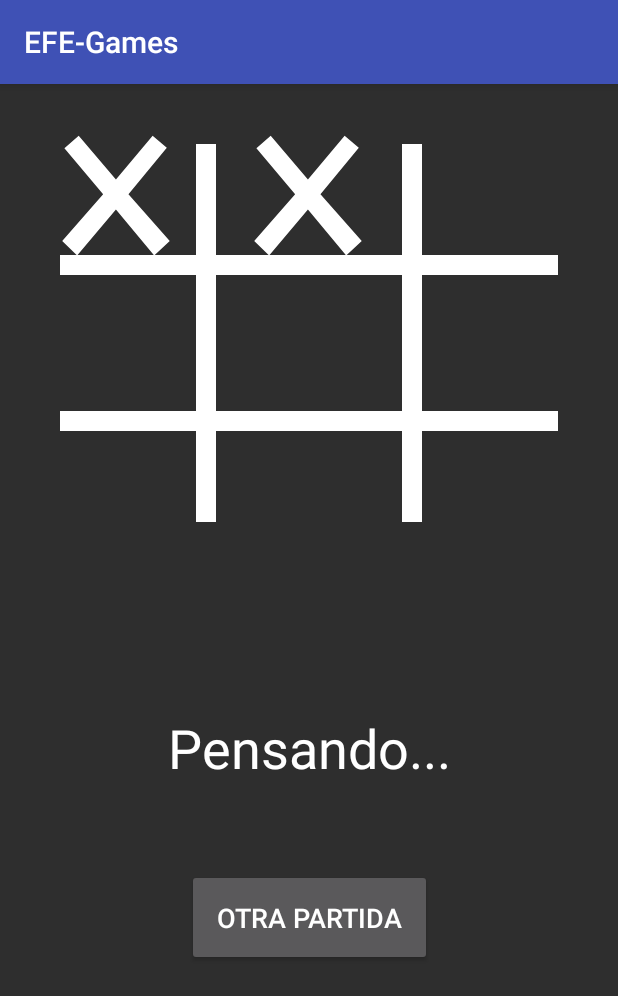
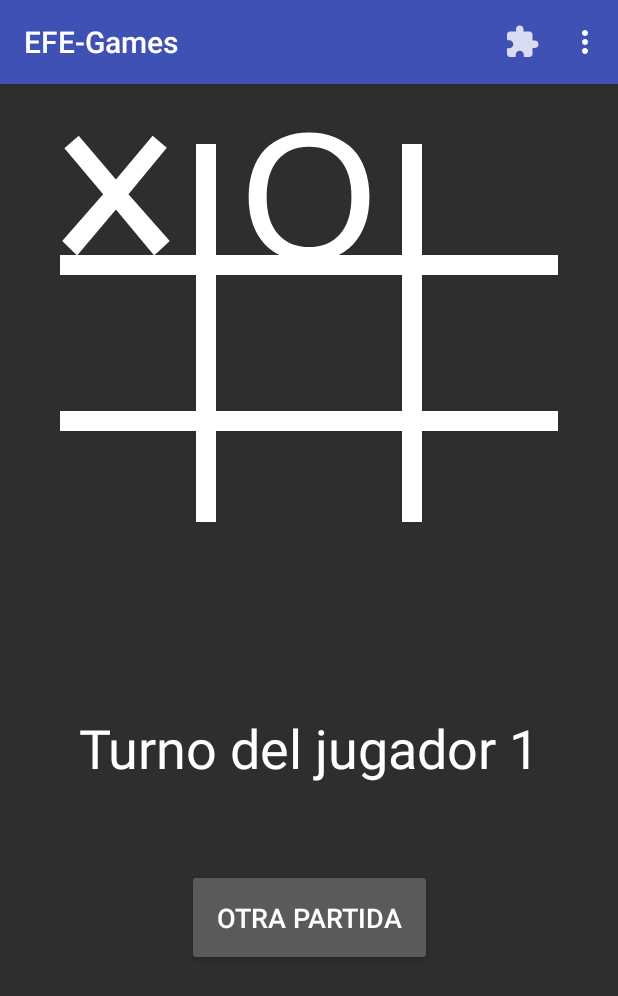
Before and after one commit to antoniopaya22/EFE-Games, an Android app: the TicTacToeActivity screen opened directly, with no data from a screen before it, after a tap on an icon or button, on a phone screen of 412 x 824 dp. Shown: the top 996 px of the screen. Run offline under Robolectric (Android 15) with nearby library versions, the phone set to English and light mode, and no system bars; 3 other taps on this screen came first.

Commit message:
Añadida funcionalidad juego 1v1, 3 en raya.

```diff
--- a/app/src/main/java/com/efe/games/business/tictactoe/TicTacToe.kt
+++ b/app/src/main/java/com/efe/games/business/tictactoe/TicTacToe.kt
@@ -6,13 +6,12 @@ import kotlinx.coroutines.*
 
 class TicTacToe(
     var board: TableroTicTacToe = TableroTicTacToe(),
-    var moveAPI: MoveAPI = MoveAPI(),
-    var recommendation: Int = -1
+    var moveAPI: MoveAPI = MoveAPI()
 ){
 
-    fun makeMoveUser(move:Int, player: ECodesTicTacToe):Int{
+    fun makeMoveUser(move:Int):Int{
         if(this.board.celdas[move] == 0){
-            this.board.makeMove(move, player)
+            this.board.makeMove(move, this.board.playerTurn)
             return move
         }
         return -1
@@ -38,4 +37,8 @@ class TicTacToe(
         this.board = TableroTicTacToe()
     }
 
+    fun getTurn(): ECodesTicTacToe {
+        return this.board.playerTurn
+    }
+
 }
--- a/app/src/main/java/com/efe/games/controller/tictactoe/TicTacToeController.kt
+++ b/app/src/main/java/com/efe/games/controller/tictactoe/TicTacToeController.kt
@@ -7,13 +7,14 @@ import kotlinx.coroutines.Dispatchers
 import kotlinx.coroutines.launch
 
 object TicTacToeController {
+    var play1v1: Boolean = false
     val tictactoe: TicTacToe = TicTacToe()
 
     fun makeMoveUser(move:Int): Int {
-        return this.tictactoe.makeMoveUser(move, ECodesTicTacToe.P1_CODE)
+        return this.tictactoe.makeMoveUser(move)
     }
 
-    suspend fun makeMoveAI(): Int {
+    suspend fun makeMoveAPI(): Int {
         return tictactoe.makeMoveAPI(ECodesTicTacToe.P2_CODE)
     }
 
@@ -24,4 +25,14 @@ object TicTacToeController {
     fun restartGame() {
        this.tictactoe.restartGame()
     }
+
+    fun changeMode() {
+        this.play1v1 = !this.play1v1
+    }
+
+    fun getTurn(): ECodesTicTacToe {
+        return this.tictactoe.getTurn()
+    }
+
+
 }
--- a/app/src/main/java/com/efe/games/ui/tictactoe/TicTacToeActivity.kt
+++ b/app/src/main/java/com/efe/games/ui/tictactoe/TicTacToeActivity.kt
@@ -3,11 +3,14 @@ package com.efe.games.ui.tictactoe
 import android.content.ContentValues
 import android.os.Bundle
 import android.util.Log
+import android.view.Menu
+import android.view.MenuItem
 import android.widget.Button
 import android.widget.ImageButton
 import android.widget.TextView
 import androidx.appcompat.app.AppCompatActivity
 import com.efe.games.R
+import com.efe.games.controller.sudoku.SudokuController
 import com.efe.games.controller.tictactoe.TicTacToeController
 import com.efe.games.model.tictactoe.ECodesTicTacToe
 import kotlinx.coroutines.CoroutineScope
@@ -22,7 +25,6 @@ class TicTacToeActivity : AppCompatActivity() {
 
     override fun onCreate(savedInstanceState: Bundle?) {
         super.onCreate(savedInstanceState)
-        //this.setTheme(R.style.Theme_Default)
         setContentView(R.layout.activity_tictactoe)
         txtStatus = findViewById(R.id.txtStatus)
         txtStatus.text = "Tu turno"
@@ -35,25 +37,22 @@ class TicTacToeActivity : AppCompatActivity() {
 
         val btRestart: Button = findViewById(R.id.btRestart)
         btRestart.setOnClickListener { onRestartGame() }
-        /*
-         val myCanvasView = MyCanvasView(this)
-        myCanvasView.systemUiVisibility = SYSTEM_UI_FLAG_FULLSCREEN
-        setContentView(myCanvasView)
-         */
     }
 
     fun onMove(cell:ImageButton, move:Int) {
         var status = TicTacToeController.getGameStatus()
+        if(!TicTacToeController.play1v1){
             if (status == ECodesTicTacToe.PLAYING_CODE) {
                 txtStatus.text = "Pensando..."
-            var moveAI: Int = -1
+                var nextMove: Int = -1
                 var move = TicTacToeController.makeMoveUser(move)
                 if (move >= 0) {
+
                     cell.setImageResource(R.drawable.ic_cross)
                     uiScope.launch {
-                    moveAI = TicTacToeController.makeMoveAI()
-                    if (moveAI >= 0) {
-                        val id = resources.getIdentifier("board$moveAI", "id", packageName)
+                        nextMove = TicTacToeController.makeMoveAPI()
+                        if (nextMove >= 0) {
+                            val id = resources.getIdentifier("board$nextMove", "id", packageName)
                             var btn: ImageButton = findViewById(id) as ImageButton
                             btn.setImageResource(R.drawable.ic_circle)
                         }
@@ -61,11 +60,22 @@ class TicTacToeActivity : AppCompatActivity() {
                         this@TicTacToeActivity.setStatus(status)
                     }
                 }
-
-
+            }
+        }else{
+            if (status == ECodesTicTacToe.PLAYING_CODE) {
+                if(TicTacToeController.getTurn() == ECodesTicTacToe.P1_CODE) {
+                    cell.setImageResource(R.drawable.ic_cross)
+                }else{
+                    cell.setImageResource(R.drawable.ic_circle)
+                }
+                TicTacToeController.makeMoveUser(move)
+                status = TicTacToeController.getGameStatus()
+                setStatus(status)
+            }
         }
     }
     private fun setStatus(status: ECodesTicTacToe) {
+        if(!TicTacToeController.play1v1) {
             if (status == ECodesTicTacToe.PLAYING_CODE) {
                 txtStatus.text = "Tu turno"
             } else if (status == ECodesTicTacToe.P1_CODE) {
@@ -74,6 +84,21 @@ class TicTacToeActivity : AppCompatActivity() {
                 txtStatus.text = "Has perdido"
             } else {
                 txtStatus.text = "Empate"
+            }
+        }else{
+            if (status == ECodesTicTacToe.PLAYING_CODE) {
+                if(TicTacToeController.getTurn() == ECodesTicTacToe.P1_CODE){
+                    txtStatus.text = "Turno del jugador 1"
+                }else{
+                    txtStatus.text = "Turno del jugador 2"
+                }
+            } else if (status == ECodesTicTacToe.P1_CODE) {
+                txtStatus.text = "Gana el jugador 1"
+            } else if (status == ECodesTicTacToe.P2_CODE) {
+                txtStatus.text = "Gana el jugador 2"
+            } else {
+                txtStatus.text = "Empate"
+            }
         }
     }
 
@@ -84,6 +109,36 @@ class TicTacToeActivity : AppCompatActivity() {
             var btn: ImageButton = findViewById(id) as ImageButton
             btn.setImageResource(R.drawable.ic_clean)
         }
+        if(!TicTacToeController.play1v1) {
             txtStatus.text = "Tu turno"
+        }else{
+            txtStatus.text = "Turno del jugador 1"
         }
     }
+
+    override fun onCreateOptionsMenu(menu: Menu?): Boolean {
+        super.onCreateOptionsMenu(menu)
+        menuInflater.inflate(R.menu.tictactoe_menu, menu)
+        return true
+    }
+
+    override fun onOptionsItemSelected(item: MenuItem): Boolean {
+        // Handle item selection
+        return when (item.itemId) {
+            R.id.play1v1 -> {
+                TicTacToeController.changeMode()
+                onRestartGame()
+                true
+            }
+            R.id.hayTiempo -> {
+                /*
+                SudokuController.hayTiempo()
+                item.isChecked = !item.isChecked
+
+                 */
+                true
+            }
+            else -> super.onOptionsItemSelected(item)
+        }
+    }
+}
--- /dev/null
+++ b/app/src/main/res/menu/tictactoe_menu.xml
@@ -0,0 +1,17 @@
+<?xml version="1.0" encoding="utf-8"?>
+<menu xmlns:app="http://schemas.android.com/apk/res-auto"
+    xmlns:android="http://schemas.android.com/apk/res/android">
+
+    <item
+        android:id="@+id/play1v1"
+        android:icon="@drawable/resolver_sudoku"
+        android:title="Jugar 1v1"
+        app:showAsAction="always" />
+    <item
+        android:id="@+id/hayTiempo"
+        android:checkable="true"
+        android:checked="true"
+        android:icon="@drawable/ic_launcher_background"
+        android:title="Tiempo"
+        app:showAsAction="never" />
+</menu>
```
Lines whose indentation alone changed are shown as unchanged.
